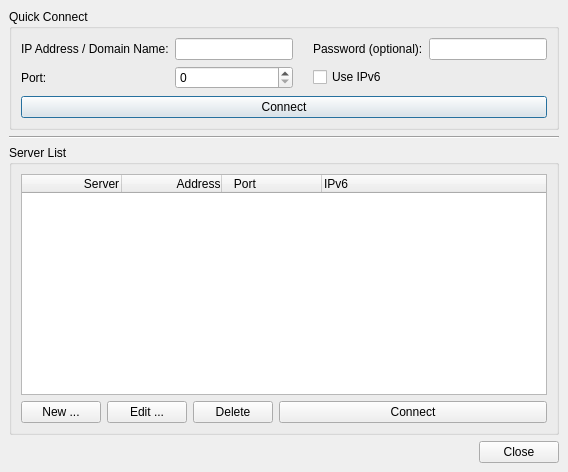
This is src/gui/qt/joinnetworkgamedialog.ui in pokerth/pokerth as Qt 5 draws it before an edit. The edited form follows.
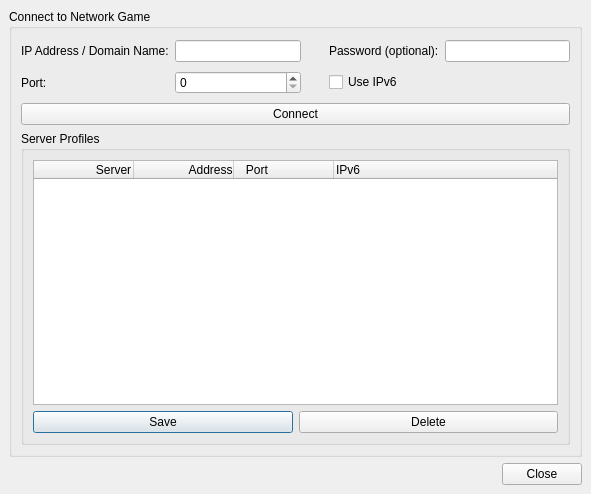
This is the edited form.

The edit to the form file:
```diff
--- a/src/gui/qt/joinnetworkgamedialog.ui
+++ b/src/gui/qt/joinnetworkgamedialog.ui
@@ -5,8 +5,8 @@
    <rect>
     <x>0</x>
     <y>0</y>
-    <width>568</width>
-    <height>472</height>
+    <width>591</width>
+    <height>494</height>
    </rect>
   </property>
   <property name="windowTitle" >
@@ -19,17 +19,10 @@
    <property name="spacing" >
     <number>6</number>
    </property>
-   <item row="1" column="0" colspan="2" >
-    <widget class="Line" name="line" >
-     <property name="orientation" >
-      <enum>Qt::Horizontal</enum>
-     </property>
-    </widget>
-   </item>
-   <item row="0" column="0" colspan="2" >
+   <item row="0" column="0" >
     <widget class="QGroupBox" name="groupBox" >
      <property name="title" >
-      <string>Quick Connect</string>
+      <string>Connect to Network Game</string>
      </property>
      <layout class="QGridLayout" >
       <property name="margin" >
@@ -45,45 +38,85 @@
         </property>
        </widget>
       </item>
-      <item row="1" column="0" >
-       <widget class="QLabel" name="label_2" >
-        <property name="text" >
-         <string>Port:</string>
-        </property>
-       </widget>
-      </item>
-      <item row="0" column="3" >
-       <widget class="QLabel" name="label_3" >
-        <property name="text" >
-         <string>Password (optional):</string>
-        </property>
-       </widget>
-      </item>
-      <item rowspan="2" row="0" column="2" >
-       <spacer>
-        <property name="orientation" >
-         <enum>Qt::Horizontal</enum>
-        </property>
-        <property name="sizeType" >
-         <enum>QSizePolicy::Fixed</enum>
-        </property>
-        <property name="sizeHint" >
-         <size>
-          <width>8</width>
-          <height>20</height>
-         </size>
-        </property>
-       </spacer>
-      </item>
       <item row="1" column="1" >
        <widget class="QSpinBox" name="spinBox" />
       </item>
-      <item row="0" column="1" >
-       <widget class="QLineEdit" name="lineEdit" />
-      </item>
       <item row="0" column="4" >
        <widget class="QLineEdit" name="lineEdit_2" />
       </item>
+      <item row="0" column="1" >
+       <widget class="QLineEdit" name="lineEdit" />
+      </item>
+      <item row="0" column="3" >
+       <widget class="QLabel" name="label_3" >
+        <property name="text" >
+         <string>Password (optional):</string>
+        </property>
+       </widget>
+      </item>
+      <item row="4" column="0" colspan="5" >
+       <widget class="QGroupBox" name="groupBox_2" >
+        <property name="title" >
+         <string>Server Profiles</string>
+        </property>
+        <layout class="QGridLayout" >
+         <property name="margin" >
+          <number>9</number>
+         </property>
+         <property name="spacing" >
+          <number>6</number>
+         </property>
+         <item row="0" column="0" >
+          <widget class="QTreeWidget" name="treeWidget" >
+           <column>
+            <property name="text" >
+             <string>                  Server                   </string>
+            </property>
+           </column>
+           <column>
+            <property name="text" >
+             <string>                Address                 </string>
+            </property>
+           </column>
+           <column>
+            <property name="text" >
+             <string>   Port   </string>
+            </property>
+           </column>
+           <column>
+            <property name="text" >
+             <string>IPv6</string>
+            </property>
+           </column>
+          </widget>
+         </item>
+         <item row="1" column="0" >
+          <layout class="QHBoxLayout" >
+           <property name="margin" >
+            <number>0</number>
+           </property>
+           <property name="spacing" >
+            <number>6</number>
+           </property>
+           <item>
+            <widget class="QPushButton" name="pushButton_2" >
+             <property name="text" >
+              <string>Save</string>
+             </property>
+            </widget>
+           </item>
+           <item>
+            <widget class="QPushButton" name="pushButton_5" >
+             <property name="text" >
+              <string>Delete</string>
+             </property>
+            </widget>
+           </item>
+          </layout>
+         </item>
+        </layout>
+       </widget>
+      </item>
       <item row="3" column="0" colspan="5" >
        <widget class="QPushButton" name="pushButton_3" >
         <property name="text" >
@@ -98,6 +131,29 @@
         </property>
        </widget>
       </item>
+      <item rowspan="2" row="0" column="2" >
+       <spacer>
+        <property name="orientation" >
+         <enum>Qt::Horizontal</enum>
+        </property>
+        <property name="sizeType" >
+         <enum>QSizePolicy::Fixed</enum>
+        </property>
+        <property name="sizeHint" >
+         <size>
+          <width>16</width>
+          <height>57</height>
+         </size>
+        </property>
+       </spacer>
+      </item>
+      <item row="1" column="0" >
+       <widget class="QLabel" name="label_2" >
+        <property name="text" >
+         <string>Port:</string>
+        </property>
+       </widget>
+      </item>
       <item row="2" column="0" colspan="5" >
        <spacer>
         <property name="orientation" >
@@ -108,8 +164,8 @@
         </property>
         <property name="sizeHint" >
          <size>
-          <width>20</width>
-          <height>1</height>
+          <width>528</width>
+          <height>2</height>
          </size>
         </property>
        </spacer>
@@ -117,100 +173,35 @@
      </layout>
     </widget>
    </item>
-   <item row="3" column="1" >
-    <widget class="QPushButton" name="pushButton" >
-     <property name="text" >
-      <string>Close</string>
+   <item row="1" column="0" >
+    <layout class="QHBoxLayout" >
+     <property name="margin" >
+      <number>0</number>
      </property>
-    </widget>
-   </item>
-   <item row="2" column="0" colspan="2" >
-    <widget class="QGroupBox" name="groupBox_2" >
-     <property name="title" >
-      <string>Server List</string>
+     <property name="spacing" >
+      <number>6</number>
      </property>
-     <layout class="QGridLayout" >
-      <property name="margin" >
-       <number>9</number>
-      </property>
-      <property name="spacing" >
-       <number>6</number>
-      </property>
-      <item row="1" column="3" >
-       <widget class="QPushButton" name="pushButton_6" >
-        <property name="sizePolicy" >
-         <sizepolicy>
-          <hsizetype>3</hsizetype>
-          <vsizetype>0</vsizetype>
-          <horstretch>0</horstretch>
-          <verstretch>0</verstretch>
-         </sizepolicy>
-        </property>
-        <property name="text" >
-         <string>Connect</string>
-        </property>
-       </widget>
-      </item>
-      <item row="1" column="2" >
-       <widget class="QPushButton" name="pushButton_5" >
-        <property name="text" >
-         <string>Delete</string>
-        </property>
-       </widget>
-      </item>
-      <item row="1" column="1" >
-       <widget class="QPushButton" name="pushButton_4" >
-        <property name="text" >
-         <string>Edit ...</string>
-        </property>
-       </widget>
-      </item>
-      <item row="1" column="0" >
-       <widget class="QPushButton" name="pushButton_2" >
-        <property name="text" >
-         <string>New ...</string>
-        </property>
-       </widget>
-      </item>
-      <item row="0" column="0" colspan="4" >
-       <widget class="QTreeWidget" name="treeWidget" >
-        <column>
-         <property name="text" >
-          <string>                  Server                   </string>
-         </property>
-        </column>
-        <column>
-         <property name="text" >
-          <string>                Address                 </string>
-         </property>
-        </column>
-        <column>
-         <property name="text" >
-          <string>   Port   </string>
-         </property>
-        </column>
-        <column>
-         <property name="text" >
-          <string>IPv6</string>
-         </property>
-        </column>
-       </widget>
-      </item>
-     </layout>
-    </widget>
-   </item>
-   <item row="3" column="0" >
-    <spacer>
-     <property name="orientation" >
-      <enum>Qt::Horizontal</enum>
-     </property>
-     <property name="sizeHint" >
-      <size>
-       <width>40</width>
-       <height>20</height>
-      </size>
-     </property>
-    </spacer>
+     <item>
+      <spacer>
+       <property name="orientation" >
+        <enum>Qt::Horizontal</enum>
+       </property>
+       <property name="sizeHint" >
+        <size>
+         <width>40</width>
+         <height>20</height>
+        </size>
+       </property>
+      </spacer>
+     </item>
+     <item>
+      <widget class="QPushButton" name="pushButton" >
+       <property name="text" >
+        <string>Close</string>
+       </property>
+      </widget>
+     </item>
+    </layout>
    </item>
   </layout>
  </widget>
```
